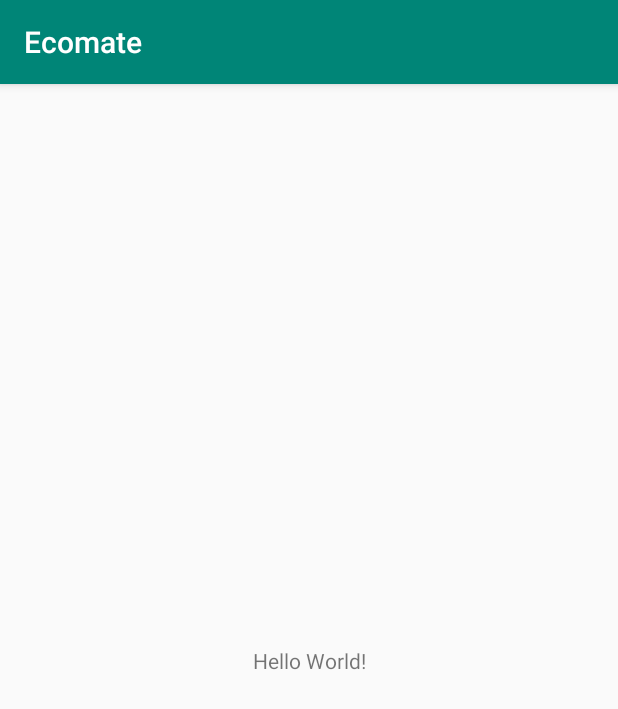
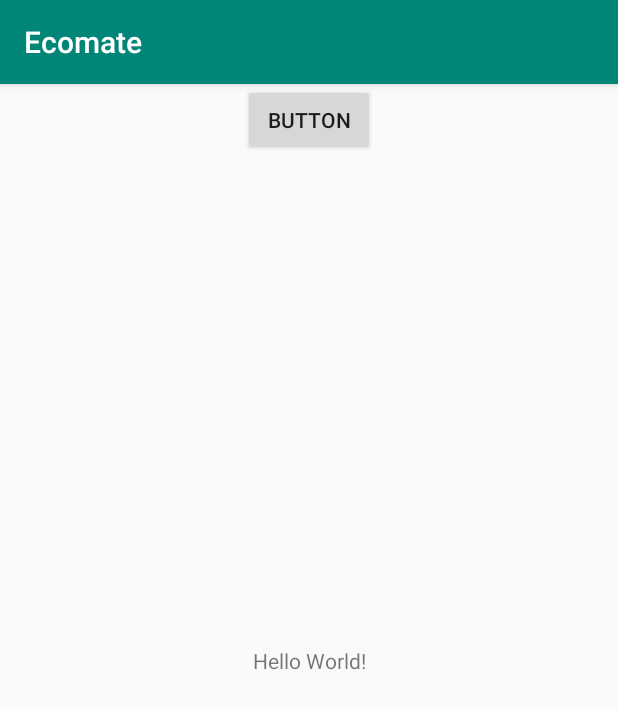
Before and after one commit to juyeoniii/Graduation_project, an Android app: the screen it shows after launch (MainActivity), on a phone screen of 412 x 824 dp. Shown: the top 709 px of the screen. Run offline under Robolectric (Android 15) with nearby library versions, the phone set to English and light mode, and no system bars.

Commit message:
버튼을 추가했음

```diff
--- a/app/src/main/res/layout/activity_main.xml
+++ b/app/src/main/res/layout/activity_main.xml
@@ -15,4 +15,13 @@
         app:layout_constraintRight_toRightOf="parent"
         app:layout_constraintTop_toTopOf="parent" />
 
+    <Button
+        android:id="@+id/button"
+        android:layout_width="wrap_content"
+        android:layout_height="wrap_content"
+        android:text="Button"
+        app:layout_constraintEnd_toEndOf="parent"
+        app:layout_constraintStart_toStartOf="parent"
+        tools:layout_editor_absoluteY="384dp" />
+
 </androidx.constraintlayout.widget.ConstraintLayout>
```
